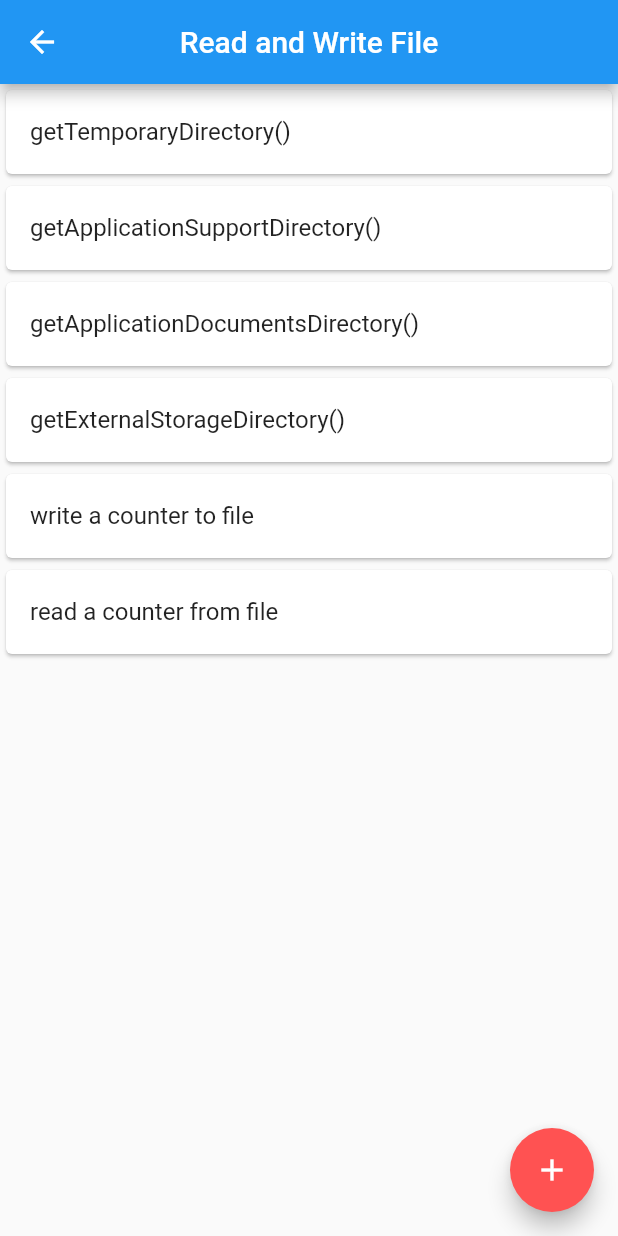
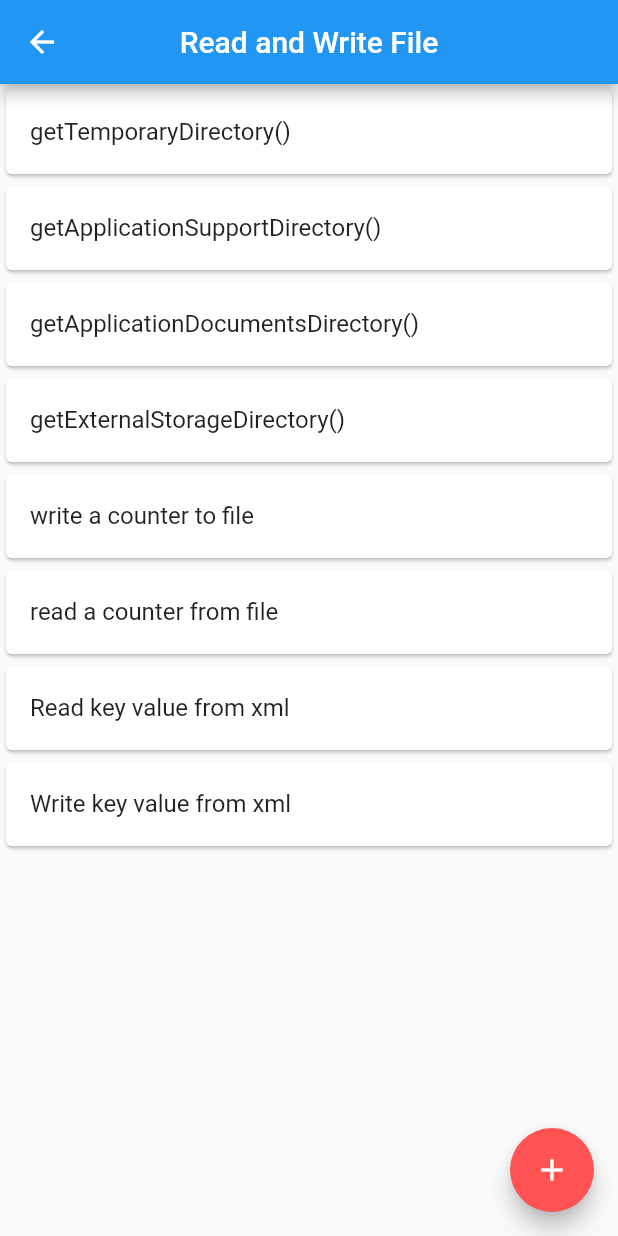
Before and after one commit to jiangkang/flutter-system, a Flutter app: the ReadWriteFileDemo screen opened by its route, on a phone screen of 412 x 824 dp. Run offline on Flutter 3.47's test engine with Material 2 defaults, Android fonts, the phone set to English and light mode, and no system bars; our stand-ins replace cached_network_image, flutter_markdown, shared_preferences, sqflite, video_player, webview_flutter; accounts and stored records are empty; network calls fail.

Commit message:
Key Value

```diff
--- a/lib/demos/demo_read_write_files.dart
+++ b/lib/demos/demo_read_write_files.dart
@@ -3,6 +3,7 @@ import 'dart:io';
 import 'package:flutter/material.dart';
 import 'package:flutter_system/component/listview_item.dart';
 import 'package:path_provider/path_provider.dart';
+import 'package:shared_preferences/shared_preferences.dart';
 
 class ReadWriteFileDemo extends StatefulWidget {
   @override
@@ -95,7 +96,28 @@ class _ReadWriteFileDemoState extends State<ReadWriteFileDemo> {
                 _showDialog("Error", err.toString());
               });
             },
-          )
+          ),
+          ListTileCard(
+            borderRadius: 4,
+            title: Text("Read key value from xml"),
+            onTap: () {
+              _showDialog(
+                  "JK", KeyValueStorage().getString("jk", "default value"));
+            },
+          ),
+          ListTileCard(
+            borderRadius: 4,
+            title: Text("Write key value from xml"),
+            onTap: () {
+              KeyValueStorage()
+                  .saveString("jk", "https://jiangkang.tech")
+                  .then((value) {
+                _showDialog("jk", value ? "Success" : "Failed");
+              }).catchError((err) {
+                _showDialog("Error", err.toString());
+              });
+            },
+          ),
         ],
       )),
       floatingActionButton: FloatingActionButton(
@@ -116,6 +138,46 @@ class _ReadWriteFileDemoState extends State<ReadWriteFileDemo> {
               title: Text(title),
               content: Text(content),
             ));
+  }
+}
+
+class KeyValueStorage {
+  Future<SharedPreferences> get _prefs async {
+    return await SharedPreferences.getInstance();
+  }
+
+  Future<bool> saveString(String key, String value) async {
+    final prefs = await _prefs;
+    return prefs.setString(key, value);
+  }
+
+  Future<bool> saveInt(String key, int value) async {
+    final prefs = await _prefs;
+    return prefs.setInt(key, value);
+  }
+
+  Future<bool> saveDouble(String key, double value) async {
+    final prefs = await _prefs;
+    return prefs.setDouble(key, value);
+  }
+
+  Future<bool> saveBool(String key, bool value) async {
+    final prefs = await _prefs;
+    return prefs.setBool(key, value);
+  }
+
+  Future<bool> saveStringList(String key, List<String> value) async {
+    final prefs = await _prefs;
+    return prefs.setStringList(key, value);
+  }
+
+  String getString(String key, String defaultValue) {
+    _prefs.then((value) {
+      return value.getString(key);
+    }).catchError((err) {
+      return defaultValue;
+    });
+    return defaultValue;
   }
 }
 
--- a/lib/entries.dart
+++ b/lib/entries.dart
@@ -27,7 +27,7 @@ final List<EntryItem> demoEntries = [
       icon: Icons.filter_list),
   EntryItem("WebSocket", "/demo/websocket", icon: Icons.web),
   EntryItem("SQLite", "/demo/sqlite", icon: Icons.data_usage),
-  EntryItem("Files", "/demo/read-write-file", icon: Icons.insert_drive_file),
+  EntryItem("File IO", "/demo/io", icon: Icons.insert_drive_file),
 ];
 
 final List<Article> articleEntries = [
--- a/lib/page_routers.dart
+++ b/lib/page_routers.dart
@@ -43,5 +43,5 @@ final Map<String, WidgetBuilder> pageRouters = {
   "/demo/CustomScrollView": (BuildContext context) => CustomScrollViewDemo(),
   "/demo/websocket": (BuildContext context) => WebSocketDemo(),
   "/demo/sqlite": (BuildContext context) => SQLiteDemo(),
-  "/demo/read-write-file": (BuildContext context) => ReadWriteFileDemo(),
+  "/demo/io": (BuildContext context) => ReadWriteFileDemo(),
 };
--- a/pubspec.yaml
+++ b/pubspec.yaml
@@ -17,7 +17,7 @@ dependencies:
   url_launcher:
   http:
   video_player:
-#  shared_preferences:
+  shared_preferences:
 #  share:
 #  sensors:
 #  quick_actions:
```
Also changed, not shown: pubspec.lock.
